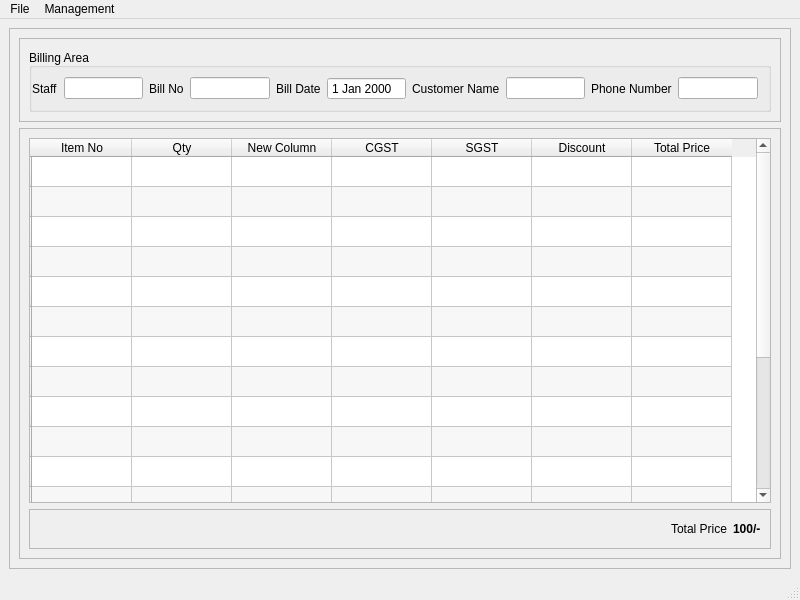
Old version of the form UI/DesignerFiles/Dashboard.ui in the repository naayifmuhammad/LocalShop_Connect.
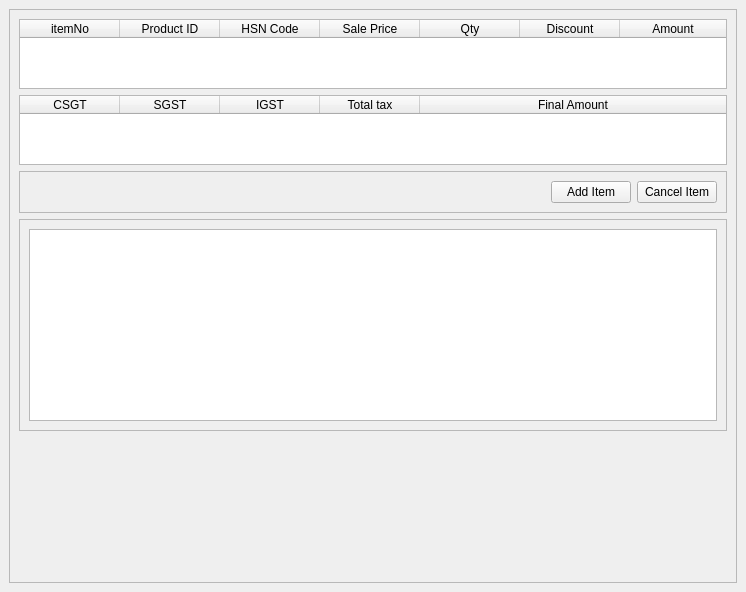
New version of the form.

Commit message: Working on Dashboard.py. Values from Item tables are successfully being inserted into table view widget now

The edit to the form file:
```diff
--- a/UI/DesignerFiles/Dashboard.ui
+++ b/UI/DesignerFiles/Dashboard.ui
@@ -6,8 +6,8 @@
    <rect>
     <x>0</x>
     <y>0</y>
-    <width>800</width>
-    <height>600</height>
+    <width>746</width>
+    <height>592</height>
    </rect>
   </property>
   <property name="windowTitle">
@@ -16,218 +16,87 @@
   <widget class="QWidget" name="centralwidget">
    <layout class="QVBoxLayout" name="verticalLayout">
     <item>
-     <widget class="QFrame" name="MainFrame">
-      <property name="frameShape">
-       <enum>QFrame::StyledPanel</enum>
-      </property>
-      <property name="frameShadow">
-       <enum>QFrame::Raised</enum>
-      </property>
-      <layout class="QGridLayout" name="gridLayout">
+     <layout class="QGridLayout" name="mainLayout">
        <item row="0" column="0">
-        <widget class="QFrame" name="SubFrame">
-         <property name="frameShape">
-          <enum>QFrame::StyledPanel</enum>
-         </property>
-         <property name="frameShadow">
-          <enum>QFrame::Raised</enum>
-         </property>
-         <layout class="QGridLayout" name="gridLayout_2">
-          <item row="0" column="0">
-           <widget class="QGroupBox" name="BIllingFunctions">
-            <property name="title">
-             <string>Billing Area</string>
-            </property>
-            <property name="alignment">
-             <set>Qt::AlignBottom|Qt::AlignLeading|Qt::AlignLeft</set>
-            </property>
-            <layout class="QHBoxLayout" name="horizontalLayout">
-             <property name="leftMargin">
-              <number>0</number>
-             </property>
-             <property name="rightMargin">
-              <number>10</number>
-             </property>
+       <layout class="QHBoxLayout" name="window2ColumnLayoutVertical">
              <item>
-              <layout class="QHBoxLayout" name="horizontalLayout_2">
-               <item>
-                <widget class="QLabel" name="label">
-                 <property name="text">
-                  <string>Staff</string>
-                 </property>
-                </widget>
-               </item>
-               <item>
-                <widget class="QLineEdit" name="lineEdit"/>
-               </item>
-               <item>
-                <widget class="QLabel" name="label_2">
-                 <property name="text">
-                  <string>Bill No</string>
-                 </property>
-                </widget>
-               </item>
-               <item>
-                <widget class="QLineEdit" name="lineEdit_2"/>
-               </item>
-               <item>
-                <widget class="QLabel" name="label_3">
-                 <property name="text">
-                  <string>Bill Date</string>
-                 </property>
-                </widget>
-               </item>
-               <item>
-                <widget class="QDateEdit" name="dateEdit">
-                 <property name="buttonSymbols">
-                  <enum>QAbstractSpinBox::NoButtons</enum>
-                 </property>
-                </widget>
-               </item>
-               <item>
-                <widget class="QLabel" name="label_4">
-                 <property name="text">
-                  <string>Customer Name</string>
-                 </property>
-                </widget>
-               </item>
-               <item>
-                <widget class="QLineEdit" name="lineEdit_3"/>
-               </item>
-               <item>
-                <widget class="QLabel" name="label_5">
-                 <property name="text">
-                  <string>Phone Number</string>
-                 </property>
-                </widget>
-               </item>
-               <item>
-                <widget class="QLineEdit" name="lineEdit_4"/>
-               </item>
-              </layout>
-             </item>
-            </layout>
-           </widget>
-          </item>
-         </layout>
-        </widget>
-       </item>
-       <item row="1" column="0">
-        <widget class="QFrame" name="frame">
+         <widget class="QFrame" name="itemAddRow">
          <property name="frameShape">
           <enum>QFrame::StyledPanel</enum>
          </property>
          <property name="frameShadow">
           <enum>QFrame::Raised</enum>
          </property>
-         <layout class="QVBoxLayout" name="verticalLayout_2">
+          <layout class="QVBoxLayout" name="verticalLayout_5">
           <item>
-           <widget class="QTableWidget" name="tableWidget">
-            <property name="minimumSize">
+            <widget class="QTableWidget" name="ItemDetails">
+             <property name="maximumSize">
              <size>
-              <width>0</width>
-              <height>360</height>
-             </size>
-            </property>
+               <width>16777215</width>
+               <height>70</height>
+              </size>
+             </property>
+             <property name="frameShadow">
+              <enum>QFrame::Plain</enum>
+             </property>
+             <property name="verticalScrollBarPolicy">
+              <enum>Qt::ScrollBarAlwaysOff</enum>
+             </property>
+             <property name="sizeAdjustPolicy">
+              <enum>QAbstractScrollArea::AdjustIgnored</enum>
+             </property>
+             <property name="showDropIndicator" stdset="0">
+              <bool>true</bool>
+             </property>
             <property name="alternatingRowColors">
              <bool>true</bool>
             </property>
             <property name="showGrid">
-             <bool>true</bool>
-            </property>
-            <row>
+              <bool>false</bool>
+             </property>
+             <attribute name="horizontalHeaderVisible">
+              <bool>true</bool>
+             </attribute>
+             <attribute name="horizontalHeaderMinimumSectionSize">
+              <number>32</number>
+             </attribute>
+             <attribute name="horizontalHeaderHighlightSections">
+              <bool>true</bool>
+             </attribute>
+             <attribute name="horizontalHeaderStretchLastSection">
+              <bool>true</bool>
+             </attribute>
+             <attribute name="verticalHeaderVisible">
+              <bool>false</bool>
+             </attribute>
+             <attribute name="verticalHeaderMinimumSectionSize">
+              <number>0</number>
+             </attribute>
+             <attribute name="verticalHeaderDefaultSectionSize">
+              <number>31</number>
+             </attribute>
+             <attribute name="verticalHeaderStretchLastSection">
+              <bool>false</bool>
+             </attribute>
+             <row/>
+             <column>
              <property name="text">
-              <string/>
-             </property>
-            </row>
-            <row>
+               <string>itemNo</string>
+              </property>
+             </column>
+             <column>
              <property name="text">
-              <string/>
-             </property>
-            </row>
-            <row>
+               <string>Product ID</string>
+              </property>
+             </column>
+             <column>
              <property name="text">
-              <string/>
-             </property>
-            </row>
-            <row>
-             <property name="text">
-              <string/>
-             </property>
-            </row>
-            <row>
-             <property name="text">
-              <string/>
-             </property>
-            </row>
-            <row>
-             <property name="text">
-              <string/>
-             </property>
-            </row>
-            <row>
-             <property name="text">
-              <string/>
-             </property>
-            </row>
-            <row>
-             <property name="text">
-              <string/>
-             </property>
-            </row>
-            <row>
-             <property name="text">
-              <string/>
-             </property>
-            </row>
-            <row>
-             <property name="text">
-              <string/>
-             </property>
-            </row>
-            <row>
-             <property name="text">
-              <string/>
-             </property>
-            </row>
-            <row>
-             <property name="text">
-              <string/>
-             </property>
-            </row>
-            <row>
-             <property name="text">
-              <string/>
-             </property>
-            </row>
-            <row>
-             <property name="text">
-              <string/>
-             </property>
-            </row>
-            <row>
-             <property name="text">
-              <string/>
-             </property>
-            </row>
-            <row>
-             <property name="text">
-              <string/>
-             </property>
-            </row>
-            <row>
-             <property name="text">
-              <string/>
-             </property>
-            </row>
-            <row>
-             <property name="text">
-              <string/>
-             </property>
-            </row>
+               <string>HSN Code</string>
+              </property>
+             </column>
             <column>
              <property name="text">
-              <string>Item No</string>
+               <string>Sale Price</string>
              </property>
             </column>
             <column>
@@ -235,21 +104,6 @@
               <string>Qty</string>
              </property>
             </column>
-            <column>
-             <property name="text">
-              <string>New Column</string>
-             </property>
-            </column>
-            <column>
-             <property name="text">
-              <string>CGST</string>
-             </property>
-            </column>
-            <column>
-             <property name="text">
-              <string>SGST</string>
-             </property>
-            </column>
             <column>
              <property name="text">
               <string>Discount</string>
@@ -257,20 +111,92 @@
             </column>
             <column>
              <property name="text">
-              <string>Total Price</string>
+               <string>Amount</string>
              </property>
             </column>
            </widget>
           </item>
           <item>
-           <widget class="QFrame" name="frame_2">
+            <widget class="QTableWidget" name="taxDetails">
+             <property name="maximumSize">
+              <size>
+               <width>16777215</width>
+               <height>70</height>
+              </size>
+             </property>
+             <property name="frameShadow">
+              <enum>QFrame::Plain</enum>
+             </property>
+             <property name="verticalScrollBarPolicy">
+              <enum>Qt::ScrollBarAlwaysOff</enum>
+             </property>
+             <property name="sizeAdjustPolicy">
+              <enum>QAbstractScrollArea::AdjustIgnored</enum>
+             </property>
+             <property name="showDropIndicator" stdset="0">
+              <bool>true</bool>
+             </property>
+             <property name="alternatingRowColors">
+              <bool>false</bool>
+             </property>
+             <property name="showGrid">
+              <bool>false</bool>
+             </property>
+             <attribute name="horizontalHeaderMinimumSectionSize">
+              <number>32</number>
+             </attribute>
+             <attribute name="horizontalHeaderStretchLastSection">
+              <bool>true</bool>
+             </attribute>
+             <attribute name="verticalHeaderVisible">
+              <bool>false</bool>
+             </attribute>
+             <attribute name="verticalHeaderMinimumSectionSize">
+              <number>0</number>
+             </attribute>
+             <attribute name="verticalHeaderDefaultSectionSize">
+              <number>31</number>
+             </attribute>
+             <attribute name="verticalHeaderStretchLastSection">
+              <bool>false</bool>
+             </attribute>
+             <row/>
+             <column>
+              <property name="text">
+               <string>CSGT</string>
+              </property>
+             </column>
+             <column>
+              <property name="text">
+               <string>SGST</string>
+              </property>
+             </column>
+             <column>
+              <property name="text">
+               <string>IGST</string>
+              </property>
+             </column>
+             <column>
+              <property name="text">
+               <string>Total tax</string>
+              </property>
+             </column>
+             <column>
+              <property name="text">
+               <string>Final Amount</string>
+              </property>
+             </column>
+            </widget>
+           </item>
+           <item>
+            <widget class="QFrame" name="confirmAddItemFrame">
             <property name="frameShape">
              <enum>QFrame::StyledPanel</enum>
             </property>
             <property name="frameShadow">
              <enum>QFrame::Raised</enum>
             </property>
-            <layout class="QHBoxLayout" name="horizontalLayout_3">
+             <layout class="QHBoxLayout" name="horizontalLayout">
              <item>
               <spacer name="horizontalSpacer">
                <property name="orientation">
@@ -285,97 +211,80 @@
               </spacer>
              </item>
              <item>
-              <widget class="QLabel" name="label_7">
+               <widget class="QPushButton" name="addItemBtn">
                <property name="text">
-                <string>Total Price</string>
+                 <string>Add Item</string>
                </property>
               </widget>
              </item>
              <item>
-              <widget class="QLabel" name="label_6">
-               <property name="font">
-                <font>
-                 <bold>true</bold>
-                </font>
-               </property>
+               <widget class="QPushButton" name="closeBtn">
                <property name="text">
-                <string>100/-</string>
+                 <string>Cancel Item</string>
                </property>
               </widget>
              </item>
             </layout>
            </widget>
           </item>
-         </layout>
-        </widget>
-       </item>
-      </layout>
-     </widget>
-    </item>
-   </layout>
-  </widget>
-  <widget class="QStatusBar" name="statusbar"/>
-  <widget class="QMenuBar" name="menubar">
-   <property name="geometry">
-    <rect>
-     <x>0</x>
-     <y>0</y>
-     <width>800</width>
-     <height>22</height>
-    </rect>
-   </property>
-   <widget class="QMenu" name="menuFile">
-    <property name="title">
-     <string>File</string>
-    </property>
-    <addaction name="actionSettings"/>
-    <addaction name="actionLog_out"/>
-   </widget>
-   <widget class="QMenu" name="menuInventory">
-    <property name="title">
-     <string>Management</string>
-    </property>
-    <widget class="QMenu" name="menuInventory_2">
-     <property name="title">
-      <string>Inventory</string>
-     </property>
-     <widget class="QMenu" name="menuAdd">
-      <property name="title">
-       <string>Add</string>
-      </property>
-      <addaction name="actionItem"/>
-      <addaction name="actionStaff"/>
-     </widget>
-     <widget class="QMenu" name="menuModify">
-      <property name="title">
-       <string>Modify</string>
-      </property>
-      <addaction name="actionItem_2"/>
-      <addaction name="actionCategory"/>
-     </widget>
-     <widget class="QMenu" name="menuDelete">
-      <property name="title">
-       <string>Delete</string>
-      </property>
-      <addaction name="actionItem_3"/>
-      <addaction name="actionCategory_2"/>
-     </widget>
-     <addaction name="menuAdd"/>
-     <addaction name="menuModify"/>
-     <addaction name="menuDelete"/>
-    </widget>
-    <widget class="QMenu" name="menuStaff">
-     <property name="title">
-      <string>Staff</string>
-     </property>
-     <addaction name="actionAdd_Staff"/>
-     <addaction name="actionRemove_Staff"/>
-    </widget>
-    <addaction name="menuInventory_2"/>
-    <addaction name="menuStaff"/>
-   </widget>
-   <addaction name="menuFile"/>
-   <addaction name="menuInventory"/>
+           <item>
+            <widget class="QFrame" name="CartFrame">
+             <property name="frameShape">
+              <enum>QFrame::StyledPanel</enum>
+             </property>
+             <property name="frameShadow">
+              <enum>QFrame::Raised</enum>
+             </property>
+             <layout class="QGridLayout" name="gridLayout">
+              <item row="0" column="0">
+               <widget class="QTableView" name="cartView">
+                <property name="horizontalScrollBarPolicy">
+                 <enum>Qt::ScrollBarAlwaysOff</enum>
+                </property>
+                <property name="showGrid">
+                 <bool>false</bool>
+                </property>
+                <property name="gridStyle">
+                 <enum>Qt::NoPen</enum>
+                </property>
+                <property name="sortingEnabled">
+                 <bool>true</bool>
+                </property>
+                <property name="cornerButtonEnabled">
+                 <bool>false</bool>
+                </property>
+                <attribute name="horizontalHeaderVisible">
+                 <bool>true</bool>
+                </attribute>
+                <attribute name="verticalHeaderVisible">
+                 <bool>false</bool>
+                </attribute>
+               </widget>
+              </item>
+             </layout>
+            </widget>
+           </item>
+           <item>
+            <spacer name="verticalSpacer">
+             <property name="orientation">
+              <enum>Qt::Vertical</enum>
+             </property>
+             <property name="sizeHint" stdset="0">
+              <size>
+               <width>20</width>
+               <height>40</height>
+              </size>
+             </property>
+            </spacer>
+           </item>
+          </layout>
+         </widget>
+        </item>
+       </layout>
+      </item>
+     </layout>
+    </item>
+   </layout>
   </widget>
   <action name="actionSettings">
    <property name="text">
```
Left out of the diff: 2 changed lines with no effect on the pictures. Lines whose indentation alone changed are shown as unchanged. The commit also changes 6 other files.
